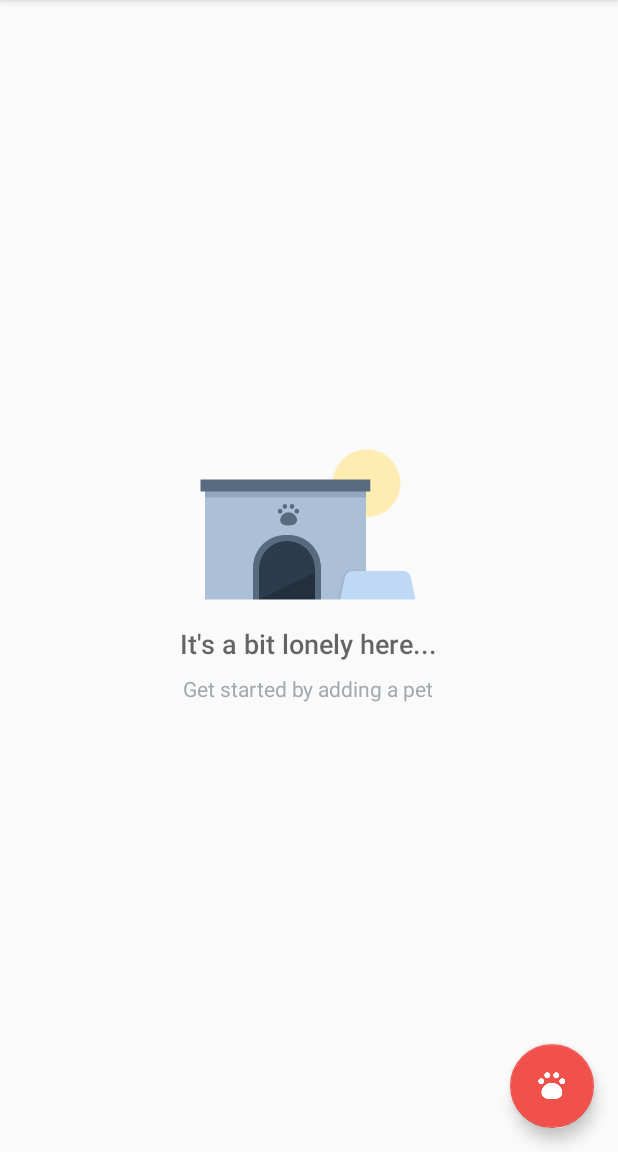
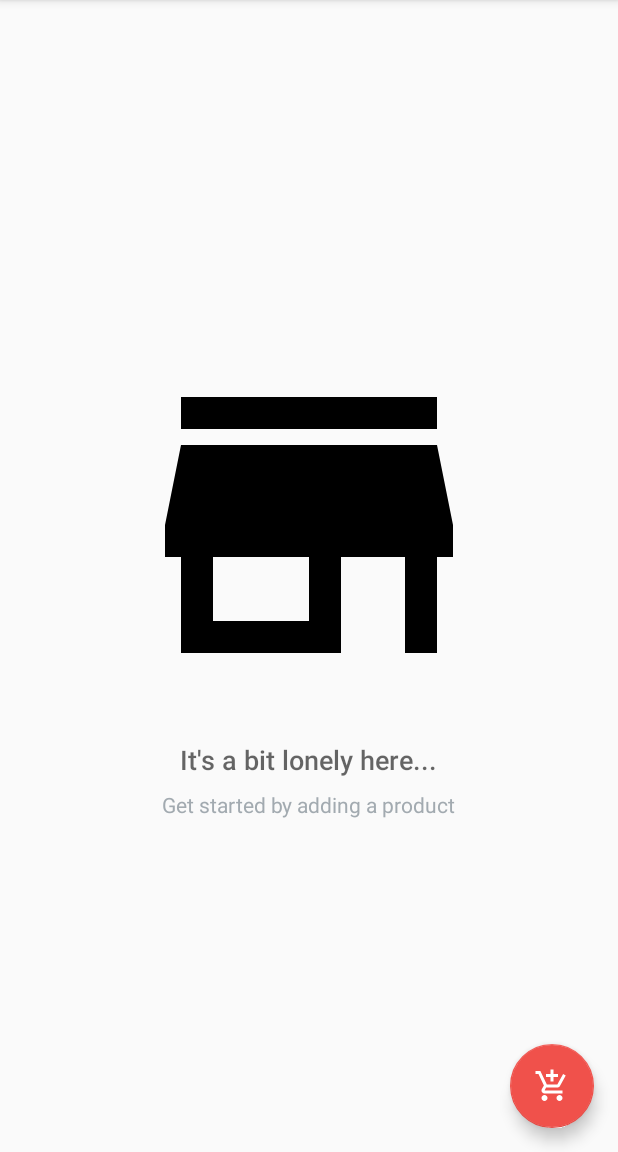
Before and after one commit to hjtse/Android-2.8InventoryApp, an Android app: the screen it shows after launch (CatalogActivity), on a phone screen of 412 x 824 dp, the part 84-1236 px from its top. Run offline under Robolectric (Android 15) with nearby library versions, the phone set to English and light mode, and no system bars.

Commit message:
clean up lingering issues and references to pets

```diff
--- a/app/src/main/java/com/example/android/inventory/CatalogActivity.java
+++ b/app/src/main/java/com/example/android/inventory/CatalogActivity.java
@@ -7,10 +7,8 @@ import android.content.CursorLoader;
 import android.content.Intent;
 import android.content.Loader;
 import android.database.Cursor;
-import android.database.sqlite.SQLiteDatabase;
 import android.net.Uri;
 import android.os.Bundle;
-import android.provider.BaseColumns;
 import android.support.design.widget.FloatingActionButton;
 import android.support.v7.app.AppCompatActivity;
 import android.util.Log;
@@ -19,18 +17,16 @@ import android.view.MenuItem;
 import android.view.View;
 import android.widget.AdapterView;
 import android.widget.ListView;
-import android.widget.TextView;
 
 import com.example.android.inventory.data.InventoryContract;
 import com.example.android.inventory.data.InventoryContract.InventoryEntry;
-import com.example.android.inventory.data.InventoryDbHelper;
 
 /**
  * Displays list of products that were entered and stored in the app.
  */
 public class CatalogActivity extends AppCompatActivity implements LoaderManager.LoaderCallbacks<Cursor> {
 
-    private static final int PET_LOADER = 0;
+    private static final int INVENTORY_LOADER = 0;
     com.example.android.inventory.InventoryCursorAdapter mCursorAdapter;
 
     @Override
@@ -48,62 +44,61 @@ public class CatalogActivity extends AppCompatActivity implements LoaderManager.
             }
         });
 
-        // Find the ListView which will be populated with the pet data
-        ListView petListView = (ListView) findViewById(R.id.list);
+        // Find the ListView which will be populated with the inventory data
+        ListView inventoryListView = (ListView) findViewById(R.id.list);
 
         // Find and set empty view on the ListView, so that it only shows when the list has 0 items.
         View emptyView = findViewById(R.id.empty_view);
-        petListView.setEmptyView(emptyView);
+        inventoryListView.setEmptyView(emptyView);
 
-        // Setup an Adapter to create a list item for each row of pet data in the Cursor.
-        // There is no pet data yet (until the loader finishes) so pass in null for the Cursor.
+        // Setup an Adapter to create a list item for each row of inventory data in the Cursor.
+        // There is no inventory data yet (until the loader finishes) so pass in null for the Cursor.
         mCursorAdapter = new com.example.android.inventory.InventoryCursorAdapter(this, null);
-        petListView.setAdapter(mCursorAdapter);
+        inventoryListView.setAdapter(mCursorAdapter);
 
         // Setup the item click listener
-        petListView.setOnItemClickListener(new AdapterView.OnItemClickListener() {
+        inventoryListView.setOnItemClickListener(new AdapterView.OnItemClickListener() {
             @Override
             public void onItemClick(AdapterView<?> adapterView, View view, int position, long id) {
                 // Create new intent to go to {@link EditorActivity}
                 Intent intent = new Intent(CatalogActivity.this, EditorActivity.class);
-                // Form the content URI that represents the specific pet that was clicked on,
+                // Form the content URI that represents the specific inventory that was clicked on,
                 // by appending the "id" (passed as input to this method) onto the
-                // {@link PetEntry#CONTENT_URI}.
-                // For example, the URI would be "content://com.example.android.pets/pets/2"
-                // if the pet with ID 2 was clicked on.
-                Uri currentPetUri = ContentUris.withAppendedId(InventoryEntry.CONTENT_URI, id);
+                // {@link InventoryEntry#CONTENT_URI}.
+                // For example, the URI would be "content://com.example.android.inventory/inventory/2"
+                // if the inventory with ID 2 was clicked on.
+                Uri currentInventoryUri = ContentUris.withAppendedId(InventoryEntry.CONTENT_URI, id);
                 // Set the URI on the data field of the intent
-                intent.setData(currentPetUri);
-                // Launch the {@link EditorActivity} to display the data for the current pet.
+                intent.setData(currentInventoryUri);
+                // Launch the {@link EditorActivity} to display the data for the current inventory.
                 startActivity(intent);
             }
         });
 
 
         // Kick off the loader
-        getLoaderManager().initLoader(PET_LOADER, null, this);
+        getLoaderManager().initLoader(INVENTORY_LOADER, null, this);
 
 
     }
 
 
-    private void insertPet() {
-        // Create a ContentValues object where column names are the keys,
-        // and Toto's pet attributes are the values.
+    private void insertProduct() {
+        // Create a ContentValues object where column names are the keys, and inventory attributes are the values.
         ContentValues values = new ContentValues();
-        values.put(InventoryContract.InventoryEntry.COLUMN_PRODUCT_NAME, "ABC");
+        values.put(InventoryContract.InventoryEntry.COLUMN_PRODUCT_NAME, "PRODUCT");
         values.put(InventoryContract.InventoryEntry.COLUMN_QUANTITY, "123");
         values.put(InventoryContract.InventoryEntry.COLUMN_PRICE, InventoryContract.InventoryEntry.PRICE_CHEAP);
-        values.put(InventoryContract.InventoryEntry.COLUMN_SUPPLIER_NAME, 7);
+        values.put(InventoryContract.InventoryEntry.COLUMN_SUPPLIER_NAME, "SUPPLIER");
         values.put(InventoryContract.InventoryEntry.COLUMN_SUPPLIER_PHONE, 1234567890);
 
         Uri newUri = getContentResolver().insert(InventoryEntry.CONTENT_URI, values);
 
     }
 
-    private void deleteAllPets() {
+    private void deleteAllInventory() {
         int rowsDeleted = getContentResolver().delete(InventoryEntry.CONTENT_URI, null, null);
-        Log.v("CatalogActivity", rowsDeleted + " rows deleted from pet database");
+        Log.v("CatalogActivity", rowsDeleted + " rows deleted from inventory database");
     }
 
 
@@ -121,11 +116,11 @@ public class CatalogActivity extends AppCompatActivity implements LoaderManager.
         switch (item.getItemId()) {
             // Respond to a click on the "Insert dummy data" menu option
             case R.id.action_insert_dummy_data:
-                insertPet();
+                insertProduct();
                 return true;
             // Respond to a click on the "Delete all entries" menu option
             case R.id.action_delete_all_entries:
-                deleteAllPets();
+                deleteAllInventory();
                 return true;
         }
         return super.onOptionsItemSelected(item);
@@ -151,7 +146,7 @@ public class CatalogActivity extends AppCompatActivity implements LoaderManager.
 
     @Override
     public void onLoadFinished(Loader<Cursor> loader, Cursor data) {
-        // Update {@link PetCursorAdapter} with this new cursor containing updated pet data
+        // Update {@link InventoryCursorAdapter} with this new cursor containing updated inventory data
         mCursorAdapter.swapCursor(data);
     }
 
--- a/app/src/main/java/com/example/android/inventory/data/InventoryContract.java
+++ b/app/src/main/java/com/example/android/inventory/data/InventoryContract.java
@@ -33,7 +33,7 @@ public final class InventoryContract {
                 ContentResolver.CURSOR_ITEM_BASE_TYPE + "/" + CONTENT_AUTHORITY + "/" + PATH_INVENTORY;
 
         /**
-         * Name of database table for pets
+         * Name of database table for products
          */
         public static final String TABLE_NAME = "inventory";
 
--- /dev/null
+++ b/app/src/main/res/drawable/ic_add_product.xml
@@ -0,0 +1,9 @@
+<vector xmlns:android="http://schemas.android.com/apk/res/android"
+        android:width="24dp"
+        android:height="24dp"
+        android:viewportWidth="24.0"
+        android:viewportHeight="24.0">
+    <path
+        android:fillColor="#ffffff"
+        android:pathData="M11,9h2L13,6h3L16,4h-3L13,1h-2v3L8,4v2h3v3zM7,18c-1.1,0 -1.99,0.9 -1.99,2S5.9,22 7,22s2,-0.9 2,-2 -0.9,-2 -2,-2zM17,18c-1.1,0 -1.99,0.9 -1.99,2s0.89,2 1.99,2 2,-0.9 2,-2 -0.9,-2 -2,-2zM7.17,14.75l0.03,-0.12 0.9,-1.63h7.45c0.75,0 1.41,-0.41 1.75,-1.03l3.86,-7.01L19.42,4h-0.01l-1.1,2 -2.76,5L8.53,11l-0.13,-0.27L6.16,6l-0.95,-2 -0.94,-2L1,2v2h2l3.6,7.59 -1.35,2.45c-0.16,0.28 -0.25,0.61 -0.25,0.96 0,1.1 0.9,2 2,2h12v-2L7.42,15c-0.13,0 -0.25,-0.11 -0.25,-0.25z"/>
+</vector>
--- /dev/null
+++ b/app/src/main/res/drawable/ic_store.xml
@@ -0,0 +1,9 @@
+<vector xmlns:android="http://schemas.android.com/apk/res/android"
+        android:width="256dp"
+        android:height="256dp"
+        android:viewportWidth="24.0"
+        android:viewportHeight="24.0">
+    <path
+        android:fillColor="#FF000000"
+        android:pathData="M20,4L4,4v2h16L20,4zM21,14v-2l-1,-5L4,7l-1,5v2h1v6h10v-6h4v6h2v-6h1zM12,18L6,18v-4h6v4z"/>
+</vector>
--- a/app/src/main/res/layout/activity_catalog.xml
+++ b/app/src/main/res/layout/activity_catalog.xml
@@ -36,7 +36,7 @@
             android:layout_width="wrap_content"
             android:layout_height="wrap_content"
             android:layout_centerHorizontal="true"
-            android:src="@drawable/ic_empty_shelter"/>
+            android:src="@drawable/ic_store"/>
 
         <TextView
             android:id="@+id/empty_title_text"
@@ -69,5 +69,5 @@
         android:layout_alignParentBottom="true"
         android:layout_alignParentRight="true"
         android:layout_margin="@dimen/fab_margin"
-        android:src="@drawable/ic_add_pet"/>
+        android:src="@drawable/ic_add_product"/>
 </RelativeLayout>
```
Also changed, not shown: app/src/main/java/com/example/android/inventory/EditorActivity.java (+85 -120 lines), app/src/main/java/com/example/android/inventory/InventoryCursorAdapter.java (+8 -8 lines), app/src/main/java/com/example/android/inventory/data/InventoryProvider.java (+10 -10 lines), app/src/main/res/values/strings.xml (+8 -19 lines).
